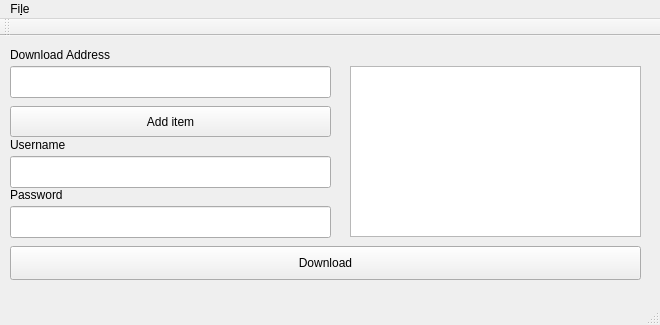
The window that mainwindow.ui (jonathan46000/crude-wget-gui) describes before a commit, drawn with Qt 5.
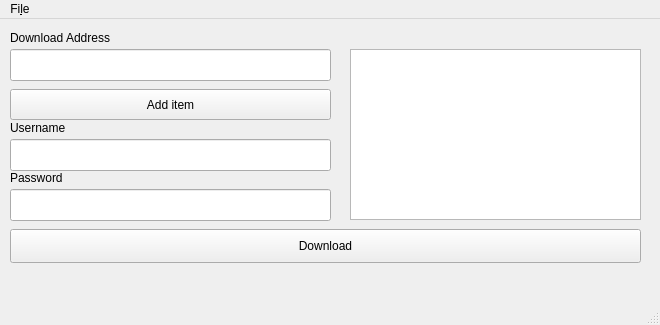
The same window after the commit.

Commit message: input error messagebox, new MainWindow title

```diff
--- a/mainwindow.ui
+++ b/mainwindow.ui
@@ -137,14 +137,6 @@
    </widget>
    <addaction name="menuFile"/>
   </widget>
-  <widget class="QToolBar" name="mainToolBar">
-   <attribute name="toolBarArea">
-    <enum>TopToolBarArea</enum>
-   </attribute>
-   <attribute name="toolBarBreak">
-    <bool>false</bool>
-   </attribute>
-  </widget>
   <widget class="QStatusBar" name="statusBar"/>
   <action name="actionExit">
    <property name="text">
```
Left out of the diff: 4 changed lines with no effect on the pictures. The commit also changes 2 other files.
